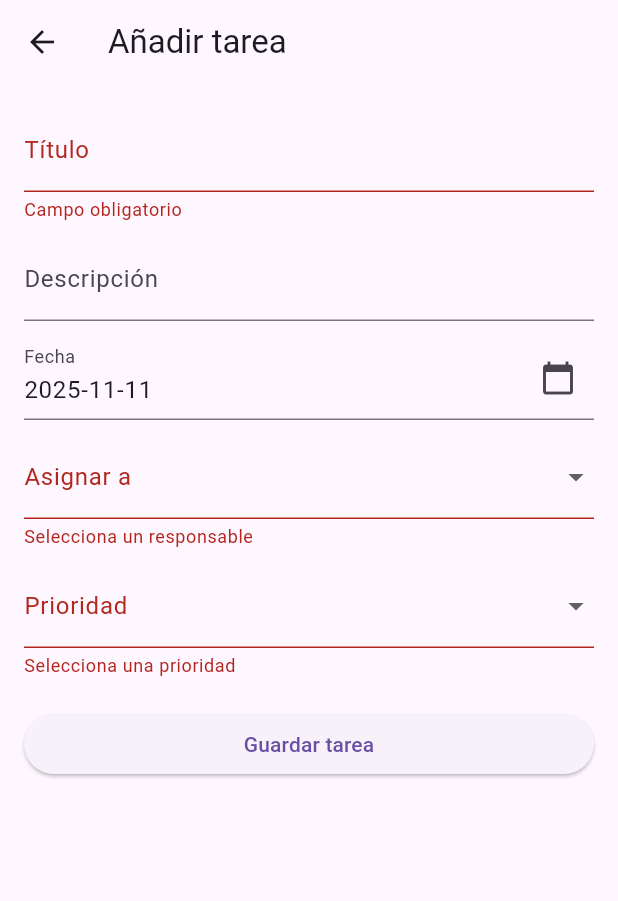
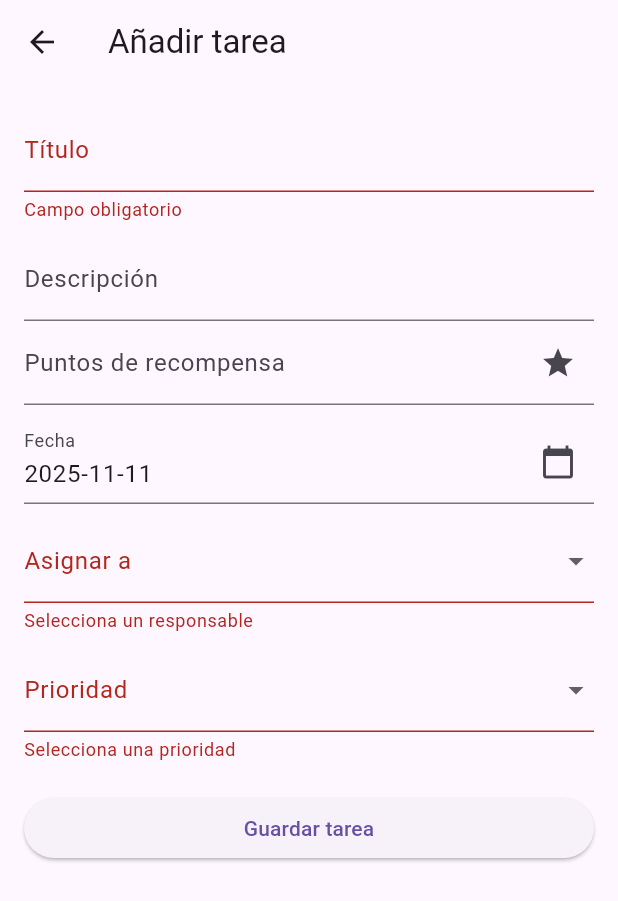
Before and after one commit to Saykek/conectask_v2, a Flutter app: the TaskAddView screen opened directly, after a tap on "Guardar tarea", on a phone screen of 412 x 824 dp. Shown: the top 901 px of the screen. Run offline on Flutter 3.47's test engine with Material 3 defaults, Android fonts, the phone set to English and light mode, and no system bars; our stand-ins replace firebase_auth, firebase_core, firebase_database; accounts and stored records are empty.

Commit message:
actualizado puntos en añadir tarea y detail tarea

```diff
--- a/lib/controllers/tarea_controller.dart
+++ b/lib/controllers/tarea_controller.dart
@@ -38,16 +38,10 @@ class TareaController extends ChangeNotifier {
 
  void _escucharTareas() {
   _tareaService.escucharTareas().listen((nuevasTareas) {
-    for (var t in nuevasTareas) {
-      if (t.fecha == null) {
-        print("⚠️ Tarea con fecha nula: ${t.id}");
-      }
-    }
-    _tareas = nuevasTareas;
+  _tareas = nuevasTareas;
     notifyListeners();
   });
 }
-
 
   Future<void> agregarTarea(Tarea tarea) async {
     await _tareaService.guardarTarea(tarea);
@@ -64,4 +58,14 @@ class TareaController extends ChangeNotifier {
   Future<void> eliminarTarea(Tarea tarea) async {
     await _tareaService.eliminarTareaDesdeObjeto(tarea);
   }
+
+// **************  TASK EDIT **************
+
+  Future<void> guardarTareaDesdeFormulario(Tarea tarea, {required bool esNueva}) async {
+  if (esNueva) {
+    await agregarTarea(tarea);
+  } else {
+    await actualizarTarea(tarea);
+  }
 }
+}
--- a/lib/models/tarea_model.dart
+++ b/lib/models/tarea_model.dart
@@ -8,6 +8,7 @@ class Tarea {
   final String estado; // "pendiente", "hecha", "validada"
   final String? recompensa;
   final String? validadaPor;
+  final int? puntos;
 
   Tarea({
     required this.id,
@@ -19,6 +20,7 @@ class Tarea {
     required this.estado,
     this.recompensa,
     this.validadaPor,
+    this.puntos,
   });
 
   // Convertir a Map para Realtime Database
@@ -33,6 +35,7 @@ class Tarea {
       'estado': estado,
       'recompensa': recompensa,
       'validadaPor': validadaPor,
+      'puntos': puntos,
     };
   }
 
@@ -48,6 +51,7 @@ class Tarea {
       estado: map['estado'] ?? 'pendiente',
       recompensa: map['recompensa'],
       validadaPor: map['validadaPor'],
+      puntos: map['puntos'] != null ? map['puntos'] as int : null,
     );
   }
   static DateTime _parseFecha(dynamic valor) {
--- a/lib/resumen.dart
+++ b/lib/resumen.dart
@@ -23,6 +23,7 @@ Resumen de la app de menú semanal:
 - Añadir para repetir las tareas X dias
 - Poner autocompletar en tareas y apartado de puntos.
 - Que se pueda seleccionar mas de un usuario en asignar.
+- Cambiar logo tareas de ver en calendario o seleccionar dias
 - Añadir para enlace PDF
 - En los niños que solo se vean sus tareas
 */
--- a/lib/views/task_add_view.dart
+++ b/lib/views/task_add_view.dart
@@ -19,6 +19,7 @@ class _TaskAddViewState extends State<TaskAddView> {
   final TextEditingController _tituloController = TextEditingController();
   final TextEditingController _descripcionController = TextEditingController();
   final TextEditingController _fechaController = TextEditingController();
+  final TextEditingController _puntosController = TextEditingController();
 
   String? _responsableSeleccionado;
   String? _prioridadSeleccionada;
@@ -52,6 +53,7 @@ class _TaskAddViewState extends State<TaskAddView> {
         'yyyy-MM-dd',
       ).format(_fechaSeleccionada);
     }
+
   }
 
   Future<void> _seleccionarFecha(BuildContext context) async {
@@ -89,26 +91,31 @@ class _TaskAddViewState extends State<TaskAddView> {
       responsable: _responsableSeleccionado!,
       prioridad: _prioridadSeleccionada!,
       estado: widget.tarea?.estado ?? 'pendiente',
+      puntos: _puntosController.text.isNotEmpty
+        ? int.tryParse(_puntosController.text)
+        : null,
       );
 
     try {
       final controller = Provider.of<TareaController>(context, listen: false);
-        if (widget.tarea == null) {
-          await controller.agregarTarea(tareaNueva);
+      await controller.guardarTareaDesdeFormulario(
+        tareaNueva,
+        esNueva: widget.tarea == null,
+      );
+
       ScaffoldMessenger.of(context).showSnackBar(
-            const SnackBar(content: Text('Tarea añadida correctamente')),
+        SnackBar(
+          content: Text(widget.tarea == null
+              ? 'Tarea añadida correctamente'
+              : 'Tarea actualizada correctamente'),
+        ),
       );
-        } else {
-          await controller.actualizarTarea(tareaNueva);
-          ScaffoldMessenger.of(context).showSnackBar(
-            const SnackBar(content: Text('Tarea actualizada correctamente')),
-          );
-        }
+
       Navigator.pop(context);
     } catch (e) {
-        ScaffoldMessenger.of(
-          context,
-        ).showSnackBar(SnackBar(content: Text('Error: $e')));
+      ScaffoldMessenger.of(context).showSnackBar(
+        SnackBar(content: Text('Error: $e')),
+      );
     }
   }
 }
@@ -135,6 +142,20 @@ class _TaskAddViewState extends State<TaskAddView> {
               TextFormField(
                 controller: _descripcionController,
                 decoration: const InputDecoration(labelText: 'Descripción'),
+              ),
+              TextFormField(
+                controller: _puntosController,
+                keyboardType: TextInputType.number,
+                decoration: const InputDecoration(
+                labelText: 'Puntos de recompensa',
+                suffixIcon: Icon(Icons.star),
+                ),
+                validator: (value) {
+              if (value != null && value.isNotEmpty && int.tryParse(value) == null) {
+              return 'Debe ser un número';
+              }
+              return null;
+                },
               ),
               const SizedBox(height: 10),
               TextFormField(
--- a/lib/views/task_detail_view.dart
+++ b/lib/views/task_detail_view.dart
@@ -158,14 +158,12 @@ class _TaskDetailViewState extends State<TaskDetailView> {
                   '🔥 Prioridad: ${tarea.prioridad}',
                   style: const TextStyle(fontSize: 16),
                 ),
-                if (tarea.recompensa != null &&
-                    tarea.recompensa!.trim().isNotEmpty) ...[
                   const SizedBox(height: 8),
                   Text(
-                    '🎁 Recompensa: ${tarea.recompensa}',
+                    '⭐ Puntos: ${tarea.puntos ?? 0}',
                     style: const TextStyle(fontSize: 16),
                   ),
-                ],
+
                 const SizedBox(height: 8),
                 Text(
                   '📝 Descripción:',
```
Lines whose indentation alone changed are shown as unchanged.
